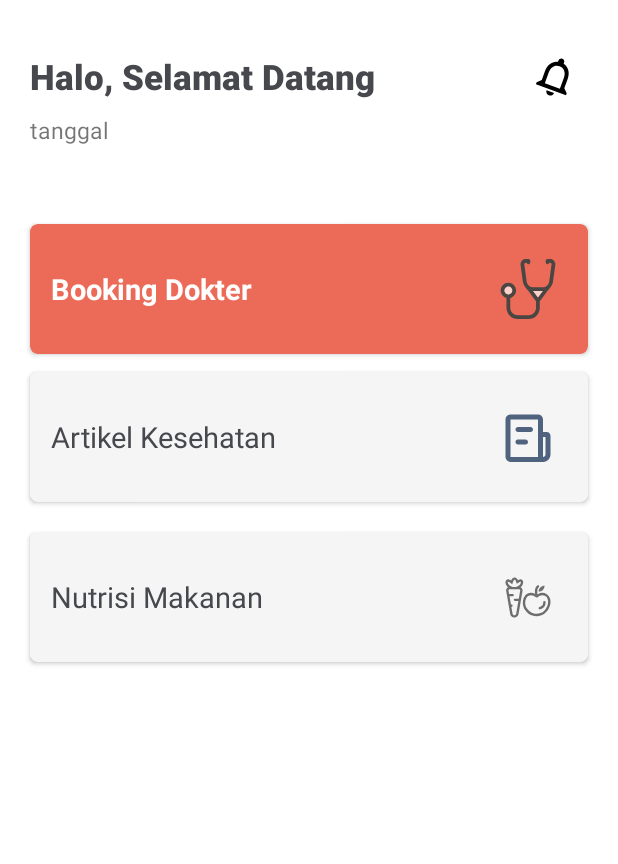
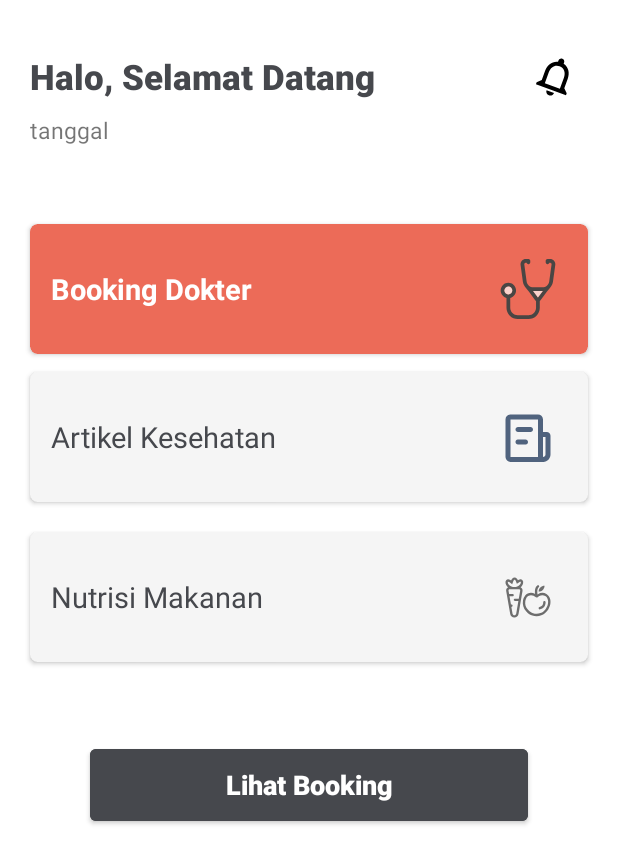
Before and after one commit to rzlwbo1/Mari-Sehat-App, an Android app: the layout fragment_home.xml on its own in the app's theme, with its tools: preview values and no code run, on a phone screen of 412 x 824 dp. Shown: the top 864 px of the screen. Run offline under Robolectric (Android 15) with nearby library versions, the phone set to English and light mode, and no system bars.

Commit message:
view data sql

```diff
--- a/app/src/main/res/layout/fragment_home.xml
+++ b/app/src/main/res/layout/fragment_home.xml
@@ -105,6 +105,7 @@
         </androidx.cardview.widget.CardView>
 
         <androidx.cardview.widget.CardView
+            android:id="@+id/cardView"
             android:layout_width="match_parent"
             android:layout_height="wrap_content"
             android:layout_marginStart="20dp"
@@ -195,5 +196,21 @@
 
         </androidx.cardview.widget.CardView>
 
+        <Button
+            android:id="@+id/btnView"
+            android:layout_width="292dp"
+            android:layout_height="60dp"
+            android:layout_marginTop="52dp"
+            android:backgroundTint="@color/text"
+            android:letterSpacing="0"
+            android:text="Lihat Booking"
+            android:textAllCaps="false"
+            android:textSize="18sp"
+            android:textStyle="bold"
+            app:layout_constraintEnd_toEndOf="parent"
+            app:layout_constraintHorizontal_bias="0.5"
+            app:layout_constraintStart_toStartOf="parent"
+            app:layout_constraintTop_toBottomOf="@+id/cardView" />
+
     </androidx.constraintlayout.widget.ConstraintLayout>
 </FrameLayout>
```
Also changed, not shown: app/src/main/AndroidManifest.xml (+17 -15 lines), app/src/main/java/com/example/marisehat/HomeFrag.java (+44 -1 lines).
